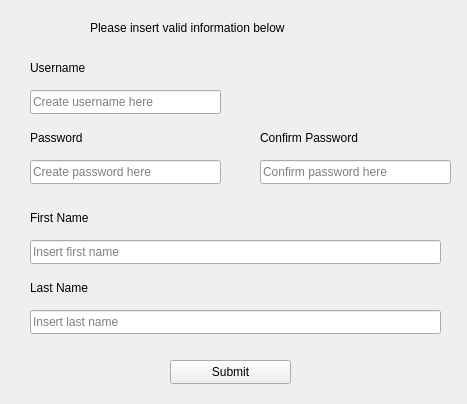
Old version of the form verklegt_vika_3/verklegt_GUI/UI/createuserwindow.ui in the repository vilhjalmur12/verklegt_1.
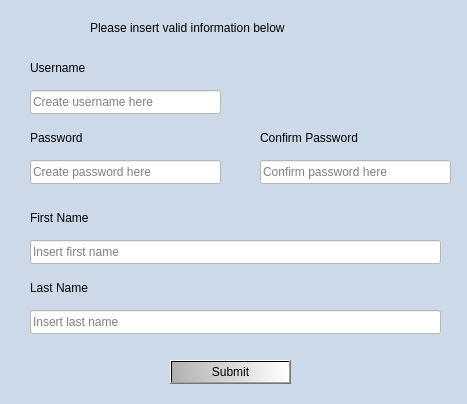
New version of the form.

Diff of the .ui file:
```diff
--- a/verklegt_vika_3/verklegt_GUI/UI/createuserwindow.ui
+++ b/verklegt_vika_3/verklegt_GUI/UI/createuserwindow.ui
@@ -13,6 +13,26 @@
   <property name="windowTitle">
    <string>Form</string>
   </property>
+  <property name="styleSheet">
+   <string notr="true">QWidget{
+background-color: rgb(204, 217, 233)
+}
+
+QLabel{
+/*font: 9pt &quot;Sylfaen&quot;;
+font-weight: bold*/
+}
+
+QLineEdit{
+background-color: white
+}
+
+QPushButton{
+	background-color: qlineargradient(spread:pad, x1:0, y1:0.619, x2:1, y2:0.58, stop:0 rgba(176, 176, 176, 255), stop:1 rgba(255, 255, 255, 255));
+
+
+}</string>
+  </property>
   <widget class="QLineEdit" name="lineEdit_userName">
    <property name="geometry">
     <rect>
```
